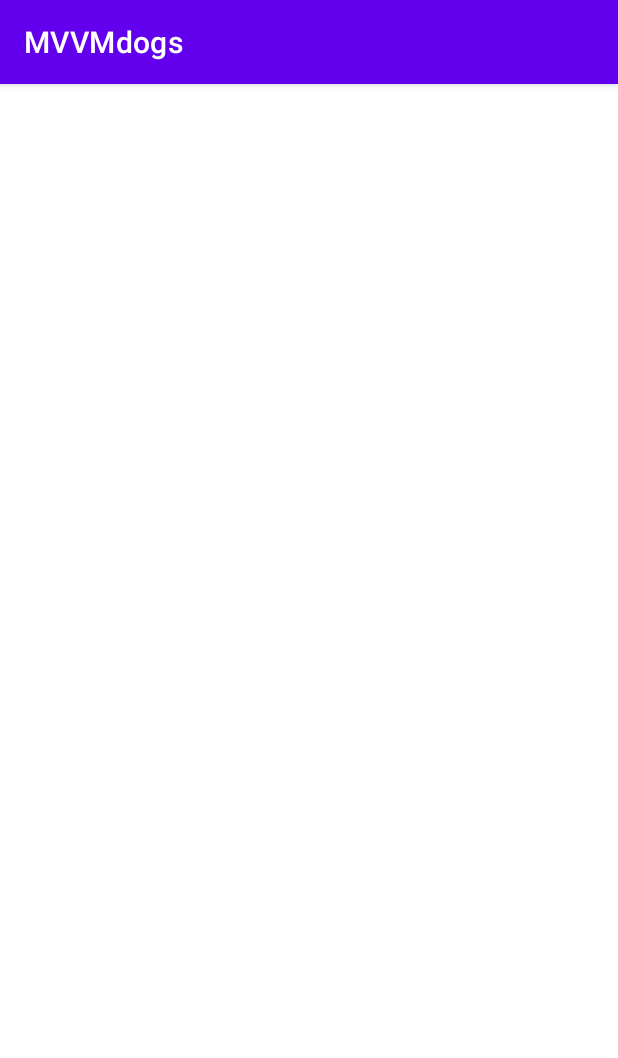
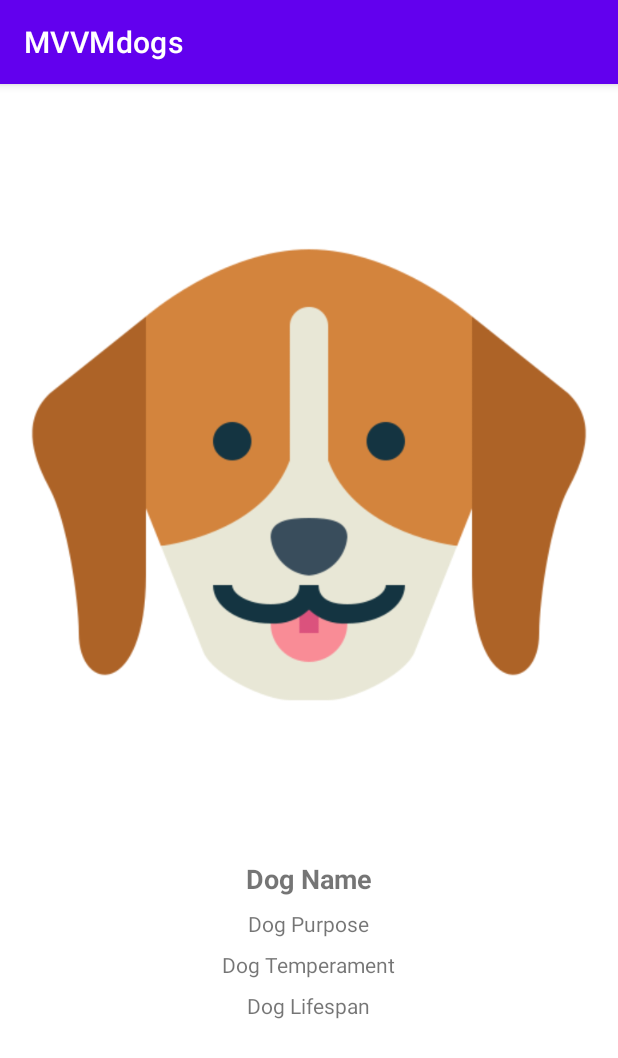
Before and after one commit to shaikshagufta/Android_jetpack, an Android app: the DetailFragment screen opened through its navigation route, on a phone screen of 412 x 824 dp. Shown: the top 1058 px of the screen. Run offline under Robolectric (Android 15) with nearby library versions, the phone set to English and light mode, and no system bars; our stand-ins replace data binding, navigation-ui.

Commit message:
layouts-intermediate

```diff
--- a/app/src/main/res/layout/fragment_detail.xml
+++ b/app/src/main/res/layout/fragment_detail.xml
@@ -4,11 +4,60 @@
     xmlns:app="http://schemas.android.com/apk/res-auto"
     xmlns:tools="http://schemas.android.com/tools">
 
-    <androidx.constraintlayout.widget.ConstraintLayout
+    <RelativeLayout
         android:layout_width="match_parent"
         android:layout_height="match_parent"
         tools:context=".view.DetailFragment">
 
+        <ImageView
+            android:id="@+id/dogImage"
+            android:layout_width="match_parent"
+            android:layout_height="wrap_content"
+            android:layout_alignParentTop="true"
+            android:minHeight="200dp"
+            android:scaleType="fitCenter"
+            android:src="@drawable/dog"
+            app:layout_constraintTop_toTopOf="parent" />
 
-    </androidx.constraintlayout.widget.ConstraintLayout>
+        <TextView
+            android:id="@+id/dogName"
+            android:layout_width="wrap_content"
+            android:layout_height="wrap_content"
+            android:layout_below="@+id/dogImage"
+            android:text="Dog Name"
+            style="@style/Title"
+            android:layout_centerHorizontal="true"
+            android:layout_margin="4dp"/>
+
+        <TextView
+            android:id="@+id/dogPurpose"
+            android:layout_width="wrap_content"
+            android:layout_height="wrap_content"
+            android:layout_below="@id/dogName"
+            android:text="Dog Purpose"
+            style="@style/Text"
+            android:layout_centerHorizontal="true"
+            android:layout_margin="4dp"/>
+
+        <TextView
+            android:id="@+id/dogTemperament"
+            android:layout_width="wrap_content"
+            android:layout_height="wrap_content"
+            android:layout_below="@id/dogPurpose"
+            android:text="Dog Temperament"
+            style="@style/Text"
+            android:layout_centerHorizontal="true"
+            android:layout_margin="4dp"/>
+        <TextView
+            android:id="@+id/dogLifespan"
+            android:layout_width="wrap_content"
+            android:layout_height="wrap_content"
+            android:layout_below="@id/dogTemperament"
+            android:text="Dog Lifespan"
+            style="@style/Text"
+            android:layout_centerHorizontal="true"
+            android:layout_margin="4dp"/>
+
+
+    </RelativeLayout>
 </layout>
--- a/app/src/main/res/values/themes.xml
+++ b/app/src/main/res/values/themes.xml
@@ -13,4 +13,13 @@
         <item name="android:statusBarColor" tools:targetApi="l">?attr/colorPrimaryVariant</item>
         <!-- Customize your theme here. -->
     </style>
+
+    <style name="Title">
+        <item name="android:textSize">18sp</item>
+        <item name="android:textStyle">bold</item>
+    </style>
+
+    <style name="Text">
+        <item name="android:textSize">14sp</item>
+    </style>
 </resources>
```
Also changed, not shown: app/src/main/res/layout/fragment_list.xml (+40 -2 lines), app/src/main/res/layout/item_dog.xml (added, +37 -0 lines), app/src/main/res/drawable-v24/dog.png (added).
